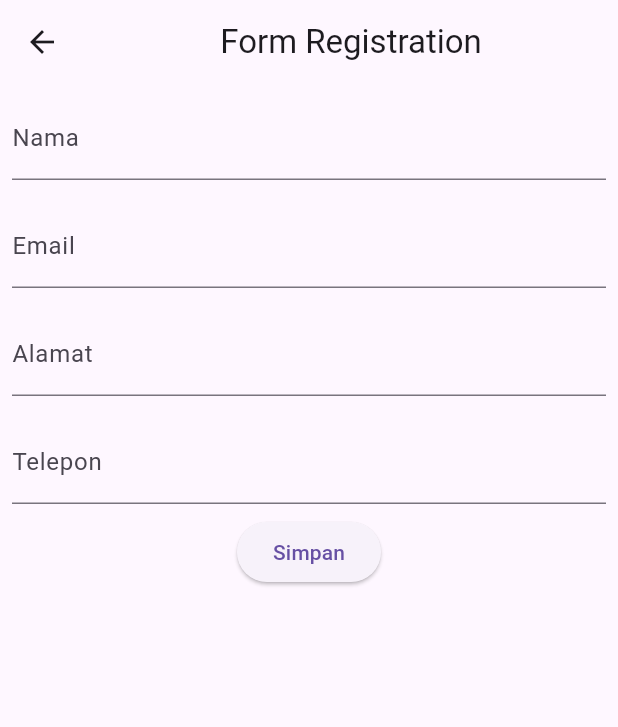
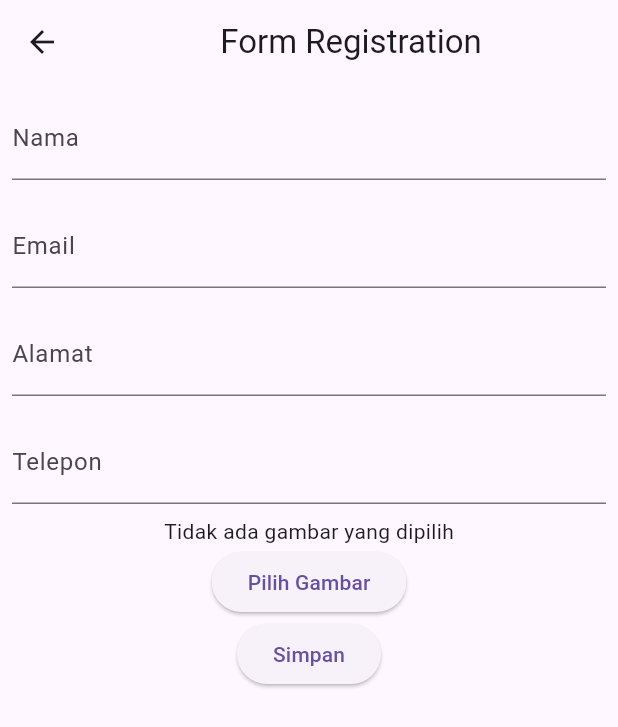
Before and after one commit to HariIDn/RegDB_044, a Flutter app: the FormScreen screen opened directly, on a phone screen of 412 x 824 dp. Shown: the top 727 px of the screen. Run offline on Flutter 3.47's test engine with Material 3 defaults, Android fonts, the light colour scheme and no system bars; our stand-ins replace image_picker; network calls fail.

Commit message:
Tambah image preview dan picker untuk form UI

```diff
--- a/lib/form/widget/form_ui.dart
+++ b/lib/form/widget/form_ui.dart
@@ -77,6 +77,11 @@ class _FormUIState extends State<FormUI> {
                 ),
                 controller: etNo),
           ),
+          _image == null
+              ? const Text('Tidak ada gambar yang dipilih')
+              : Image.file(_image!),
+          ElevatedButton(
+              onPressed: getImage, child: const Text('Pilih Gambar')),
           Container(
               child: ElevatedButton(
                   onPressed: () async {
--- a/lib/main.dart
+++ b/lib/main.dart
@@ -1,5 +1,5 @@
 import 'package:flutter/material.dart';
-import 'package:regis_db/form/screen/form_screen.dart';
+import 'package:regis_db/home/view/homeview.dart';
 
 void main() {
   runApp(const MyApp());
@@ -12,7 +12,7 @@ class MyApp extends StatelessWidget {
   Widget build(BuildContext context) {
     return MaterialApp(
       debugShowCheckedModeBanner: false,
-      home: FormScreen(),
+      home: HomeView(),
     );
   }
 }
```
